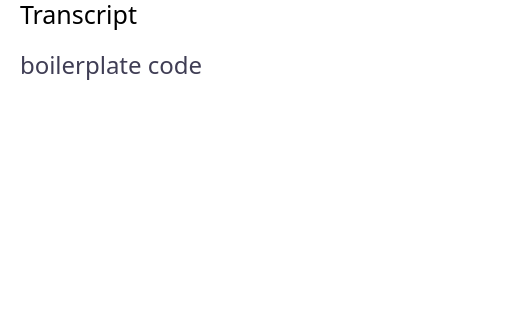
ompatel11/ava-desktop, file ava_desktop_ui/new_form_ui.ui: the form before one commit; both pictures show x 0 to 509 and y 181 to 501 of the 509 by 701 pixel window.
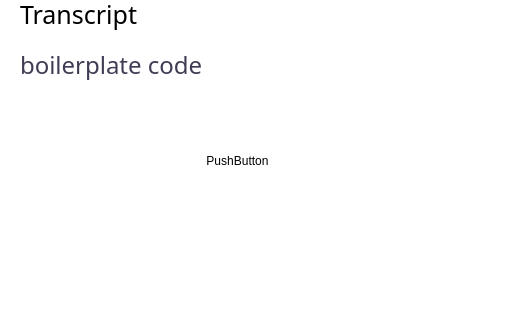
The form after the commit. The open tabs and pages were chosen to show the change. Icons and pictures are not drawn.

```diff
--- a/ava_desktop_ui/new_form_ui.ui
+++ b/ava_desktop_ui/new_form_ui.ui
@@ -1829,6 +1829,22 @@
         <string>boilerplate code</string>
        </property>
       </widget>
+      <widget class="QPushButton" name="pushButton">
+       <property name="geometry">
+        <rect>
+         <x>200</x>
+         <y>300</y>
+         <width>75</width>
+         <height>23</height>
+        </rect>
+       </property>
+       <property name="cursor">
+        <cursorShape>ArrowCursor</cursorShape>
+       </property>
+       <property name="text">
+        <string>PushButton</string>
+       </property>
+      </widget>
      </widget>
      <widget class="QWidget" name="TasksPage">
       <widget class="QScrollArea" name="scrollArea">
```
Left out of the diff: 13 changed lines with no effect on the pictures.
